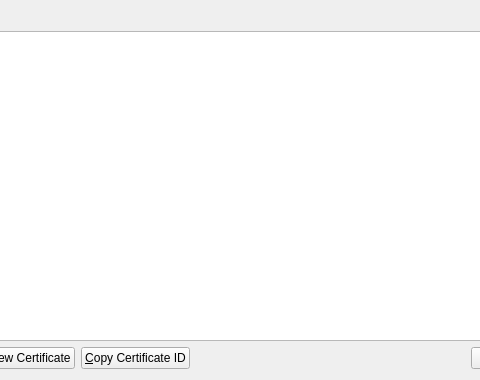
Above: src/qt/forms/mycertlistpage.ui from syscoin/syscoin1 before the change; both pictures show x 112 to 592 and y 0 to 380 of the 760 by 380 pixel window. Below: the same form after it.
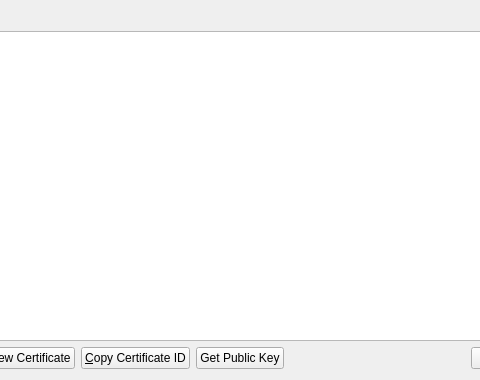
That is the form after the change. Icons and pictures are not drawn.

What changed in the file:
```diff
--- a/src/qt/forms/mycertlistpage.ui
+++ b/src/qt/forms/mycertlistpage.ui
@@ -99,6 +99,17 @@
        </property>
       </widget>
      </item>
+     <item>
+      <widget class="QPushButton" name="pubKeyButton">
+       <property name="text">
+        <string>Get Public Key</string>
+       </property>
+       <property name="icon">
+        <iconset resource="../bitcoin.qrc">
+         <normaloff>:/icons/editcopy</normaloff>:/icons/editcopy</iconset>
+       </property>
+      </widget>
+     </item>
      <item>
       <spacer name="horizontalSpacer">
        <property name="orientation">
```
